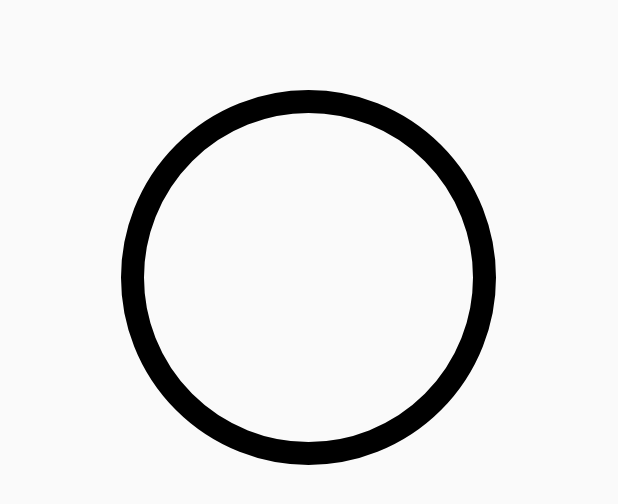
After one commit to Miao-T/Android-APP-of-Sport, an Android app: the layout fragment_training.xml on its own in the app's theme, with its tools: preview values and no code run, on a phone screen of 412 x 824 dp. The commit adds this screen. Shown: the top 504 px of the screen. Run offline under Robolectric (Android 15) with nearby library versions, the phone set to English and light mode, and no system bars.

Commit message:
4月20日：Training/Calories

```diff
--- a/app/src/main/java/com/example/login_register/Fragments/HomeFragment.java
+++ b/app/src/main/java/com/example/login_register/Fragments/HomeFragment.java
@@ -26,6 +26,7 @@ public class HomeFragment extends Fragment {
 
     private TextView mTvUpdateStep;
     private TextView mTvError;
+    private TextView mTvStepWarning;
     private Button mBtnFloatBle;
 
     private SharedPreferences mSharedPreferences;
@@ -44,6 +45,7 @@ public class HomeFragment extends Fragment {
 
         mTvUpdateStep = view.findViewById(R.id.tv_updateStep);
         mTvError = view.findViewById(R.id.tv_error);
+        mTvStepWarning = view.findViewById(R.id.tv_step_warning);
         mBtnFloatBle = view.findViewById(R.id.btn_floatBle);
         mTvError.getPaint().setFlags(Paint.UNDERLINE_TEXT_FLAG);
         mSharedPreferences = getActivity().getSharedPreferences("User",MODE_PRIVATE);
--- /dev/null
+++ b/app/src/main/res/layout/fragment_training.xml
@@ -0,0 +1,55 @@
+<?xml version="1.0" encoding="utf-8"?>
+<RelativeLayout xmlns:android="http://schemas.android.com/apk/res/android"
+    android:orientation="vertical"
+    android:layout_width="match_parent"
+    android:layout_height="match_parent">
+
+    <LinearLayout
+        android:id="@+id/layout_start"
+        android:layout_width="match_parent"
+        android:layout_height="300dp"
+        android:layout_marginTop="10dp"
+        android:gravity="center_horizontal">
+        <TextView
+            android:id="@+id/tv_start_training"
+            android:layout_width="250dp"
+            android:layout_height="250dp"
+            android:text=""
+            android:textSize="60sp"
+            android:textColor="@color/colorBlack"
+            android:gravity="center"
+            android:layout_marginTop="50dp"
+            android:background="@drawable/textview_circle"/>
+    </LinearLayout>
+
+    <TextView
+        android:id="@+id/tv_time_training"
+        android:layout_width="match_parent"
+        android:layout_height="wrap_content"
+        android:textSize="30sp"
+        android:textColor="@color/colorBlack"
+        android:gravity="center"
+        android:layout_below="@id/layout_start"
+        android:layout_marginTop="50dp"/>
+
+    <TextView
+        android:id="@+id/tv_step_training"
+        android:layout_width="match_parent"
+        android:layout_height="wrap_content"
+        android:textSize="30sp"
+        android:textColor="@color/colorBlack"
+        android:gravity="center"
+        android:layout_below="@id/tv_time_training"
+        android:layout_marginTop="10dp"/>
+
+    <TextView
+        android:id="@+id/tv_calorie_training"
+        android:layout_width="match_parent"
+        android:layout_height="wrap_content"
+        android:textSize="30sp"
+        android:textColor="@color/colorBlack"
+        android:gravity="center"
+        android:layout_below="@id/tv_step_training"
+        android:layout_marginTop="10dp"/>
+
+</RelativeLayout>
```
Also changed, not shown: app/src/main/java/com/example/login_register/Calorie/CountCalorie.java (added, +45 -0 lines), app/src/main/java/com/example/login_register/Fragments/ChartFragment.java (+23 -5 lines), app/src/main/java/com/example/login_register/Fragments/TrainingFragment.java (added, +95 -0 lines), app/src/main/java/com/example/login_register/MainActivity.java (+23 -9 lines), app/src/main/res/layout/fragment_home.xml (+9 -1 lines).
